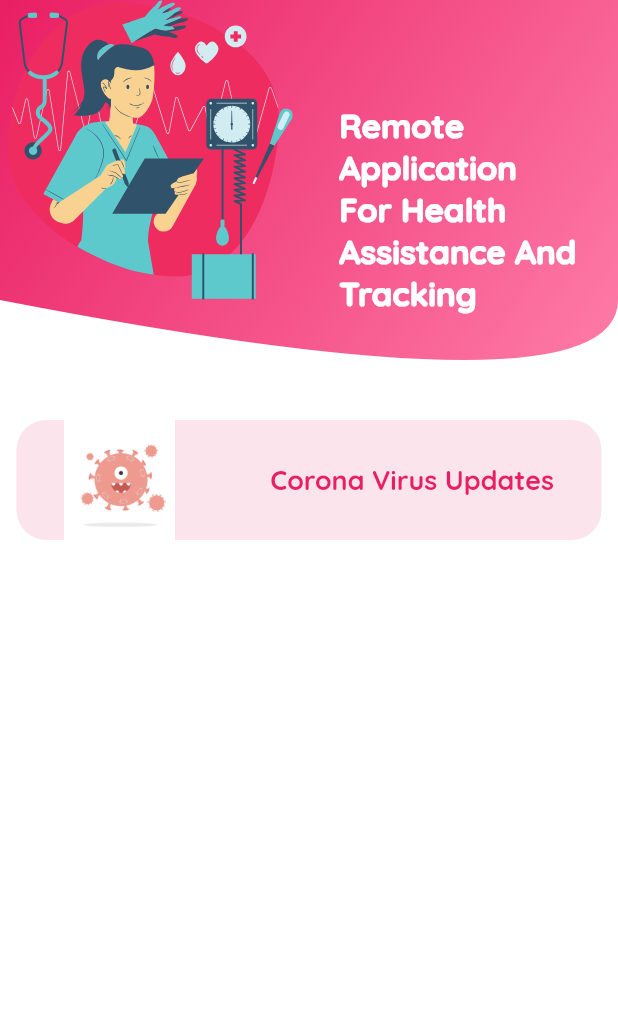
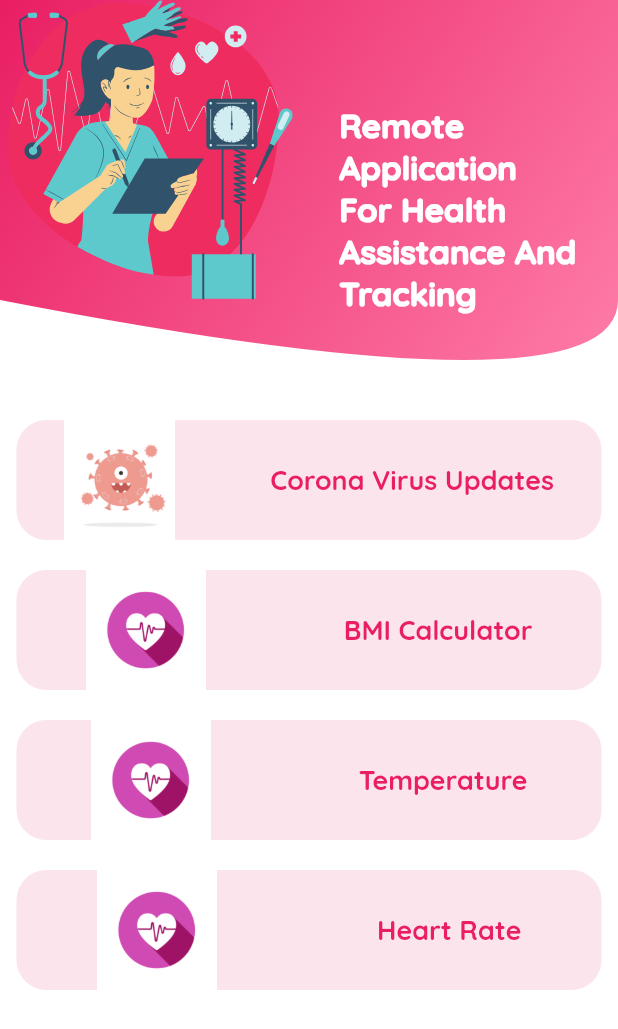
Before and after one commit to mrcodefrost/bitbox_220_volts, a Flutter app: the screen it shows after launch, on a phone screen of 412 x 824 dp. Shown: the top 1029 px of the screen. Run offline on Flutter 3.47's test engine with Material 2 defaults, Android fonts, the phone set to English and light mode, and no system bars; our stand-ins replace flutter_svg.

Commit message:
update screens

```diff
--- a/lib/screens/welcome_screen.dart
+++ b/lib/screens/welcome_screen.dart
@@ -3,6 +3,7 @@ import 'package:flutter/cupertino.dart';
 import 'package:flutter/material.dart';
 import 'package:flutter_svg/flutter_svg.dart';
 
+import 'bmi_page.dart';
 import 'covid_page.dart';
 
 class WelcomeScreen extends StatefulWidget {
@@ -64,7 +65,57 @@ class _WelcomeScreenState extends State<WelcomeScreen> {
                       MaterialPageRoute(builder: (context) => CovidPage()));
                 });
               },
-              child: Container(
+              child: ScreenCards(
+                  imagePath: 'assets/virus_emoji.jpg',
+                  message: 'Corona Virus Updates'),
+            ),
+            SizedBox(height: 20.0),
+            GestureDetector(
+                onTap: () {
+                  setState(() {
+                    Navigator.push(context,
+                        MaterialPageRoute(builder: (context) => BMIPage()));
+                  });
+                },
+                child: ScreenCards(
+                    imagePath: 'assets/new_heart.png',
+                    message: 'BMI Calculator')),
+            SizedBox(height: 20.0),
+            GestureDetector(
+                onTap: () {
+                  setState(() {
+                    Navigator.push(context,
+                        MaterialPageRoute(builder: (context) => BMIPage()));
+                  });
+                },
+                child: ScreenCards(
+                    imagePath: 'assets/new_heart.png', message: 'Temperature')),
+            SizedBox(height: 20.0),
+            GestureDetector(
+                onTap: () {
+                  setState(() {
+                    Navigator.push(context,
+                        MaterialPageRoute(builder: (context) => BMIPage()));
+                  });
+                },
+                child: ScreenCards(
+                    imagePath: 'assets/new_heart.png', message: 'Heart Rate'))
+          ],
+        ),
+      ),
+    );
+  }
+}
+
+class ScreenCards extends StatelessWidget {
+  final String imagePath;
+  final String message;
+
+  ScreenCards({@required this.imagePath, @required this.message});
+
+  @override
+  Widget build(BuildContext context) {
+    return Container(
       height: 80.0,
       width: 390.0,
       decoration: BoxDecoration(
@@ -74,19 +125,14 @@ class _WelcomeScreenState extends State<WelcomeScreen> {
         mainAxisAlignment: MainAxisAlignment.spaceEvenly,
         children: <Widget>[
           Image(
-                      image: AssetImage('assets/virus_emoji.jpg'),
+            image: AssetImage(imagePath),
           ),
           Divider(),
           Text(
-                      'Corona Virus Updates',
+            message,
             style: kTitleTextstyle.copyWith(color: Colors.pink),
           ),
         ],
-                ),
-              ),
-            ),
-          ],
-        ),
       ),
     );
   }
```
Also changed, not shown: lib/screens/bmi_page.dart (added, +29 -0 lines), assets/new_heart.png (added). Lines whose indentation alone changed are shown as unchanged.
